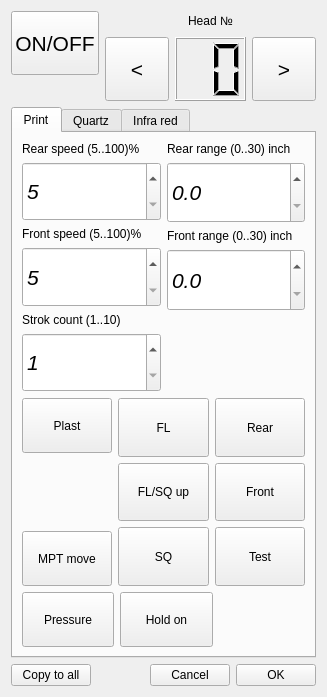
Before: the Qt Designer form headsettingdialog.ui in mishkoLitvin/L_Aries-progect, drawn with Qt 5.
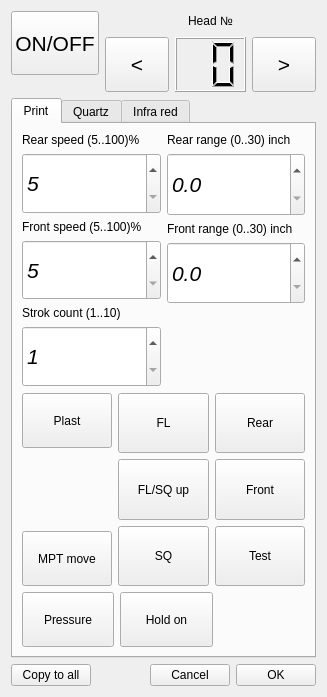
After: the same form once the commit is applied. The open tabs and pages were chosen to show the change. Icons and pictures are not drawn.

Commit message: Ui setup canged, setting windows to panel move

What changed in the file:
```diff
--- a/headsettingdialog.ui
+++ b/headsettingdialog.ui
@@ -103,7 +103,7 @@
            <property name="minimumSize">
             <size>
              <width>64</width>
-             <height>64</height>
+             <height>55</height>
             </size>
            </property>
            <property name="maximumSize">
@@ -134,7 +134,7 @@
            <property name="minimumSize">
             <size>
              <width>64</width>
-             <height>64</height>
+             <height>55</height>
             </size>
            </property>
            <property name="maximumSize">
@@ -206,6 +206,12 @@
                  <verstretch>0</verstretch>
                 </sizepolicy>
                </property>
+               <property name="minimumSize">
+                <size>
+                 <width>0</width>
+                 <height>45</height>
+                </size>
+               </property>
                <property name="font">
                 <font>
                  <pointsize>16</pointsize>
@@ -242,6 +248,12 @@
                  <verstretch>0</verstretch>
                 </sizepolicy>
                </property>
+               <property name="minimumSize">
+                <size>
+                 <width>0</width>
+                 <height>45</height>
+                </size>
+               </property>
                <property name="font">
                 <font>
                  <pointsize>16</pointsize>
@@ -278,6 +290,12 @@
                  <verstretch>0</verstretch>
                 </sizepolicy>
                </property>
+               <property name="minimumSize">
+                <size>
+                 <width>0</width>
+                 <height>45</height>
+                </size>
+               </property>
                <property name="font">
                 <font>
                  <pointsize>16</pointsize>
@@ -318,6 +336,12 @@
                  <verstretch>0</verstretch>
                 </sizepolicy>
                </property>
+               <property name="minimumSize">
+                <size>
+                 <width>0</width>
+                 <height>45</height>
+                </size>
+               </property>
                <property name="font">
                 <font>
                  <pointsize>16</pointsize>
@@ -351,6 +375,12 @@
                  <verstretch>0</verstretch>
                 </sizepolicy>
                </property>
+               <property name="minimumSize">
+                <size>
+                 <width>0</width>
+                 <height>45</height>
+                </size>
+               </property>
                <property name="font">
                 <font>
                  <pointsize>16</pointsize>
@@ -391,7 +421,7 @@
            <item>
             <layout class="QVBoxLayout" name="verticalLayout_23">
              <item>
-              <widget class="QPushButton" name="pushButtonPlast">
+              <widget class="QToolButton" name="toolButtonPlast">
                <property name="sizePolicy">
                 <sizepolicy hsizetype="Expanding" vsizetype="Minimum">
                  <horstretch>0</horstretch>
@@ -413,10 +443,13 @@
                </property>
                <property name="iconSize">
                 <size>
-                 <width>40</width>
-                 <height>40</height>
+                 <width>32</width>
+                 <height>32</height>
                 </size>
                </property>
+               <property name="toolButtonStyle">
+                <enum>Qt::ToolButtonTextUnderIcon</enum>
+               </property>
               </widget>
              </item>
              <item>
@@ -466,7 +499,7 @@
            <item>
             <layout class="QVBoxLayout" name="verticalLayout_21">
              <item>
-              <widget class="QPushButton" name="pushButtonFL">
+              <widget class="QToolButton" name="toolButtonFL">
                <property name="sizePolicy">
                 <sizepolicy hsizetype="Expanding" vsizetype="Minimum">
                  <horstretch>0</horstretch>
@@ -488,14 +521,17 @@
                </property>
                <property name="iconSize">
                 <size>
-                 <width>40</width>
-                 <height>40</height>
+                 <width>32</width>
+                 <height>32</height>
                 </size>
                </property>
+               <property name="toolButtonStyle">
+                <enum>Qt::ToolButtonTextUnderIcon</enum>
+               </property>
               </widget>
              </item>
              <item>
-              <widget class="QPushButton" name="pushButtonFL_SQ">
+              <widget class="QToolButton" name="toolButtonFL_SQ">
                <property name="sizePolicy">
                 <sizepolicy hsizetype="Expanding" vsizetype="Minimum">
                  <horstretch>0</horstretch>
@@ -517,14 +553,17 @@
                </property>
                <property name="iconSize">
                 <size>
-                 <width>40</width>
-                 <height>40</height>
+                 <width>32</width>
+                 <height>32</height>
                 </size>
                </property>
+               <property name="toolButtonStyle">
+                <enum>Qt::ToolButtonTextUnderIcon</enum>
+               </property>
               </widget>
              </item>
              <item>
-              <widget class="QPushButton" name="pushButtonSQ">
+              <widget class="QToolButton" name="toolButtonSQ">
                <property name="sizePolicy">
                 <sizepolicy hsizetype="Expanding" vsizetype="Minimum">
                  <horstretch>0</horstretch>
@@ -546,10 +585,13 @@
                </property>
                <property name="iconSize">
                 <size>
-                 <width>40</width>
-                 <height>40</height>
+                 <width>32</width>
+                 <height>32</height>
                 </size>
                </property>
+               <property name="toolButtonStyle">
+                <enum>Qt::ToolButtonTextUnderIcon</enum>
+               </property>
               </widget>
              </item>
             </layout>
@@ -557,7 +599,7 @@
            <item>
             <layout class="QVBoxLayout" name="verticalLayout_22">
              <item>
-              <widget class="QPushButton" name="pushButtonMoveRear">
+              <widget class="QToolButton" name="toolButtonMoveRear">
                <property name="sizePolicy">
                 <sizepolicy hsizetype="Expanding" vsizetype="Minimum">
                  <horstretch>0</horstretch>
@@ -579,14 +621,17 @@
                </property>
                <property name="iconSize">
                 <size>
-                 <width>40</width>
-                 <height>40</height>
+                 <width>32</width>
+                 <height>32</height>
                 </size>
                </property>
+               <property name="toolButtonStyle">
+                <enum>Qt::ToolButtonTextUnderIcon</enum>
+               </property>
               </widget>
              </item>
              <item>
-              <widget class="QPushButton" name="pushButtonMoveFront">
+              <widget class="QToolButton" name="toolButtonMoveFront">
                <property name="sizePolicy">
                 <sizepolicy hsizetype="Expanding" vsizetype="Minimum">
                  <horstretch>0</horstretch>
@@ -608,14 +653,17 @@
                </property>
                <property name="iconSize">
                 <size>
-                 <width>40</width>
-                 <height>40</height>
+                 <width>32</width>
+                 <height>32</height>
                 </size>
                </property>
+               <property name="toolButtonStyle">
+                <enum>Qt::ToolButtonTextUnderIcon</enum>
+               </property>
               </widget>
              </item>
              <item>
-              <widget class="QPushButton" name="pushButtonMoveTest">
+              <widget class="QToolButton" name="toolButtonMoveTest">
                <property name="sizePolicy">
                 <sizepolicy hsizetype="Expanding" vsizetype="Minimum">
                  <horstretch>0</horstretch>
@@ -637,10 +685,13 @@
                </property>
                <property name="iconSize">
                 <size>
-                 <width>40</width>
-                 <height>40</height>
+                 <width>32</width>
+                 <height>32</height>
                 </size>
                </property>
+               <property name="toolButtonStyle">
+                <enum>Qt::ToolButtonTextUnderIcon</enum>
+               </property>
               </widget>
              </item>
             </layout>
```
Left out of the diff: 65 changed lines with no effect on the pictures. The commit also changes 6 other files.
